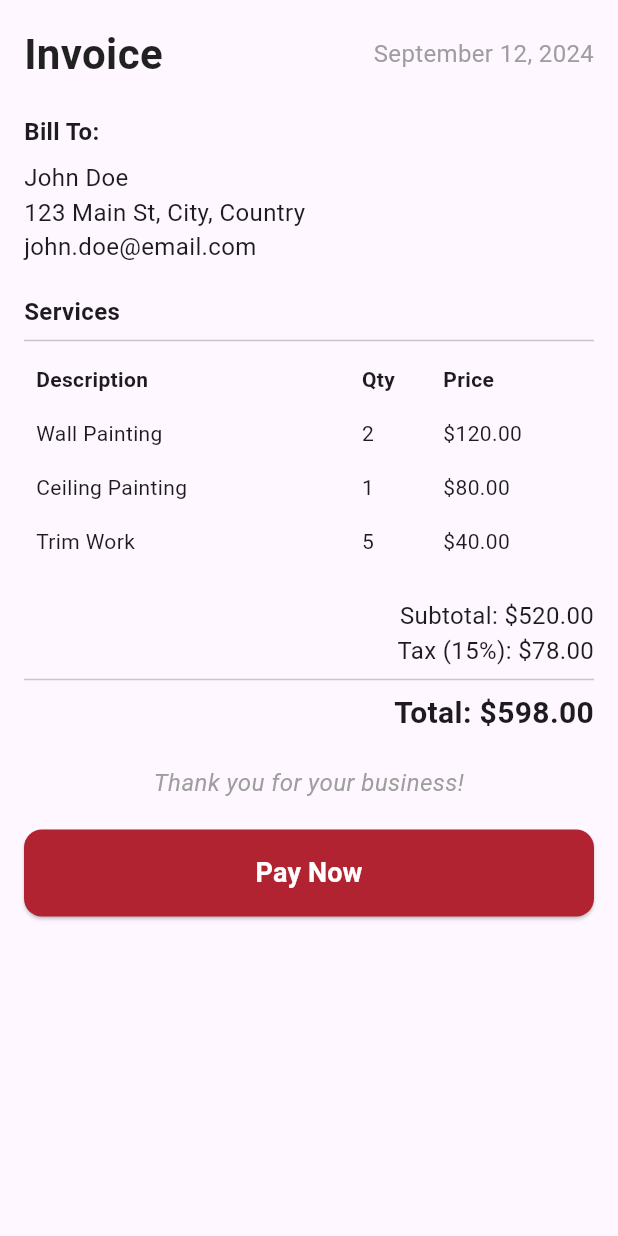
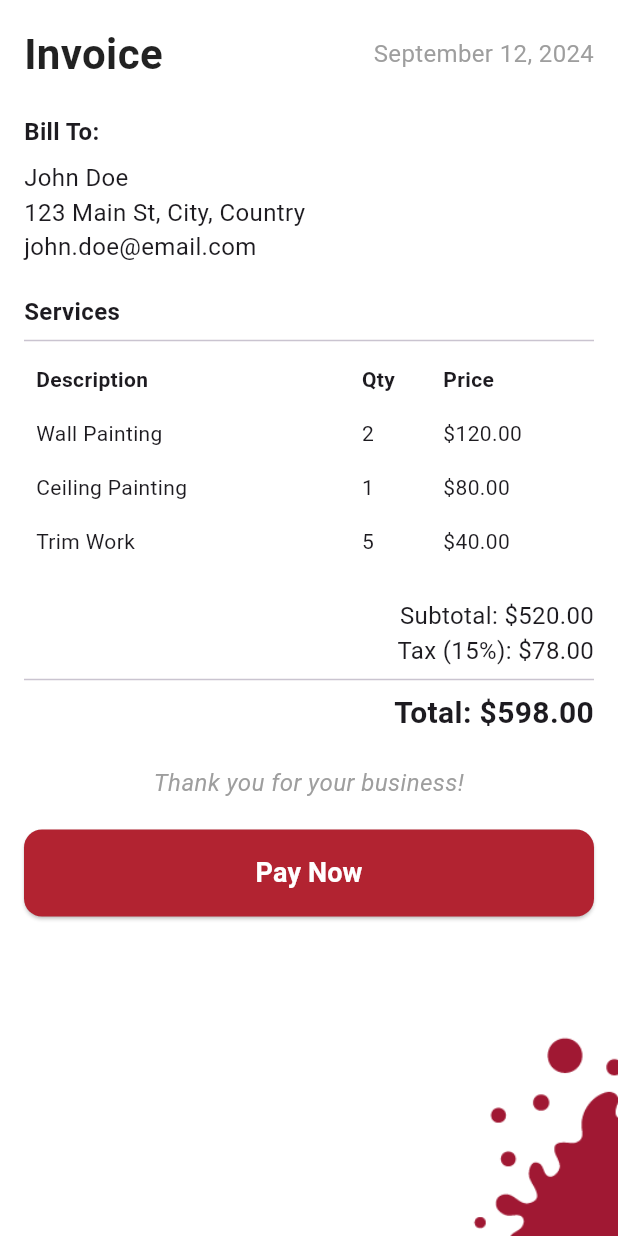
Before and after one commit to abuubaida921/Better_Paint_AR_APP, a Flutter app: the InvoiceScreen screen opened by its route, on a phone screen of 412 x 824 dp. Run offline on Flutter 3.47's test engine with Material 3 defaults, Android fonts, the phone set to English and light mode, and no system bars; our stand-ins replace get.

Commit message:
minor ui correction

```diff
--- a/lib/invoice.dart
+++ b/lib/invoice.dart
@@ -15,8 +15,19 @@ class InvoiceScreen extends StatelessWidget {
   @override
   Widget build(BuildContext context) {
     return Scaffold(
+      backgroundColor: Colors.white,
       body: SafeArea(
-        child: Padding(
+        child: Stack(
+          children: [
+            Positioned(
+              bottom: 0,
+              right: 0,
+              child: Image.asset(
+                'assets/images/bottom_right.png',
+                width: 100,
+              ),
+            ),
+            Padding(
               padding: const EdgeInsets.all(16.0),
               child: Column(
                 crossAxisAlignment: CrossAxisAlignment.start,
@@ -33,6 +44,8 @@ class InvoiceScreen extends StatelessWidget {
                 ],
               ),
             ),
+          ],
+        )
       ),
     );
   }
```
Lines whose indentation alone changed are shown as unchanged.
